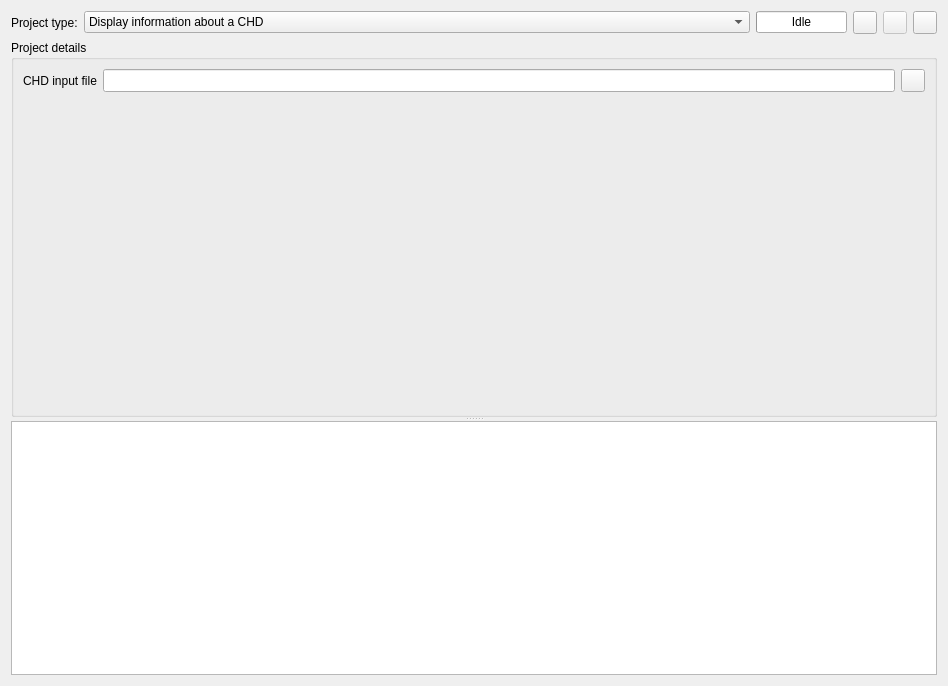
qmc2/qmc2-mame-fe, file tools/qchdman/projectwidget.ui: the form before one commit.
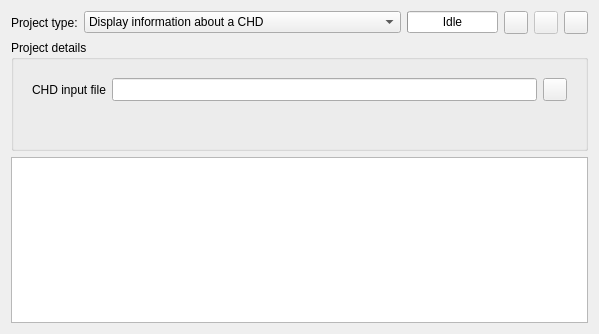
The form after the commit. Icons and pictures are not drawn.

Commit message: wip: revised ProjectWidget's layout, fixed log scrolling issues

```diff
--- a/tools/qchdman/projectwidget.ui
+++ b/tools/qchdman/projectwidget.ui
@@ -6,24 +6,12 @@
    <rect>
     <x>0</x>
     <y>0</y>
-    <width>948</width>
-    <height>686</height>
+    <width>557</width>
+    <height>334</height>
    </rect>
   </property>
-  <layout class="QGridLayout" name="gridLayout">
+  <layout class="QGridLayout" name="gridLayout" rowstretch="0,0,1">
    <item row="0" column="0">
-    <widget class="QSplitter" name="splitter">
-     <property name="orientation">
-      <enum>Qt::Vertical</enum>
-     </property>
-     <property name="childrenCollapsible">
-      <bool>false</bool>
-     </property>
-     <widget class="QWidget" name="layoutWidget">
-      <layout class="QVBoxLayout" name="verticalLayout" stretch="0,1">
-       <item>
-        <layout class="QHBoxLayout" name="horizontalLayout">
-         <item>
           <widget class="QLabel" name="labelProjectType">
            <property name="sizePolicy">
             <sizepolicy hsizetype="Fixed" vsizetype="Preferred">
@@ -36,7 +24,7 @@
            </property>
           </widget>
          </item>
-         <item>
+   <item row="0" column="1">
           <widget class="QComboBox" name="comboBoxProjectType">
            <property name="sizePolicy">
             <sizepolicy hsizetype="MinimumExpanding" vsizetype="Fixed">
@@ -104,7 +92,7 @@
            </item>
           </widget>
          </item>
-         <item>
+   <item row="0" column="2">
           <widget class="QProgressBar" name="progressBar">
            <property name="sizePolicy">
             <sizepolicy hsizetype="Maximum" vsizetype="Fixed">
@@ -120,7 +108,7 @@
            </property>
           </widget>
          </item>
-         <item>
+   <item row="0" column="3">
           <widget class="QToolButton" name="toolButtonRun">
            <property name="sizePolicy">
             <sizepolicy hsizetype="Fixed" vsizetype="Minimum">
@@ -137,7 +125,7 @@
            </property>
           </widget>
          </item>
-         <item>
+   <item row="0" column="4">
           <widget class="QToolButton" name="toolButtonStop">
            <property name="enabled">
             <bool>false</bool>
@@ -157,7 +145,7 @@
            </property>
           </widget>
          </item>
-         <item>
+   <item row="0" column="5">
           <widget class="QToolButton" name="toolButtonActions">
            <property name="sizePolicy">
             <sizepolicy hsizetype="Fixed" vsizetype="Minimum">
@@ -174,24 +162,19 @@
            </property>
           </widget>
          </item>
-        </layout>
-       </item>
-       <item>
+   <item row="1" column="0" colspan="6">
         <widget class="QGroupBox" name="groupBoxProjectDetails">
          <property name="title">
           <string>Project details</string>
          </property>
-         <layout class="QGridLayout" name="gridLayout_2">
-          <property name="margin">
-           <number>0</number>
-          </property>
+     <layout class="QGridLayout" name="gridLayoutProjectDetails">
           <item row="0" column="0">
            <widget class="QStackedWidget" name="stackedWidgetProjectDetails">
             <property name="currentIndex">
              <number>0</number>
             </property>
             <widget class="QWidget" name="pageInfo">
-             <layout class="QGridLayout" name="gridLayout_4">
+         <layout class="QGridLayout" name="gridLayoutPageInfo">
               <item row="0" column="0">
                <widget class="QLabel" name="labelInfoInputFile">
                 <property name="text">
@@ -223,7 +206,7 @@
                 </property>
                </widget>
               </item>
-              <item row="1" column="1">
+          <item row="1" column="0" colspan="3">
                <spacer name="verticalSpacerInfo">
                 <property name="orientation">
                  <enum>Qt::Vertical</enum>
@@ -231,7 +214,7 @@
                 <property name="sizeHint" stdset="0">
                  <size>
                   <width>20</width>
-                  <height>213</height>
+              <height>0</height>
                  </size>
                 </property>
                </spacer>
@@ -239,7 +222,7 @@
              </layout>
             </widget>
             <widget class="QWidget" name="pageVerify">
-             <layout class="QGridLayout" name="gridLayout_3">
+         <layout class="QGridLayout" name="gridLayoutPageVerify">
               <item row="1" column="0">
                <widget class="QLabel" name="labelVerifyParentInputFile">
                 <property name="text">
@@ -310,7 +293,7 @@
                 <property name="sizeHint" stdset="0">
                  <size>
                   <width>20</width>
-                  <height>40</height>
+              <height>0</height>
                  </size>
                 </property>
                </spacer>
@@ -331,8 +314,7 @@
          </layout>
         </widget>
        </item>
-      </layout>
-     </widget>
+   <item row="2" column="0" colspan="6">
      <widget class="QPlainTextEdit" name="plainTextEditProjectLog">
       <property name="toolTip">
        <string>Project log</string>
@@ -343,7 +325,6 @@
       <property name="readOnly">
        <bool>true</bool>
       </property>
-     </widget>
     </widget>
    </item>
   </layout>
```
Lines whose indentation alone changed are shown as unchanged. The commit also changes 5 other files.
